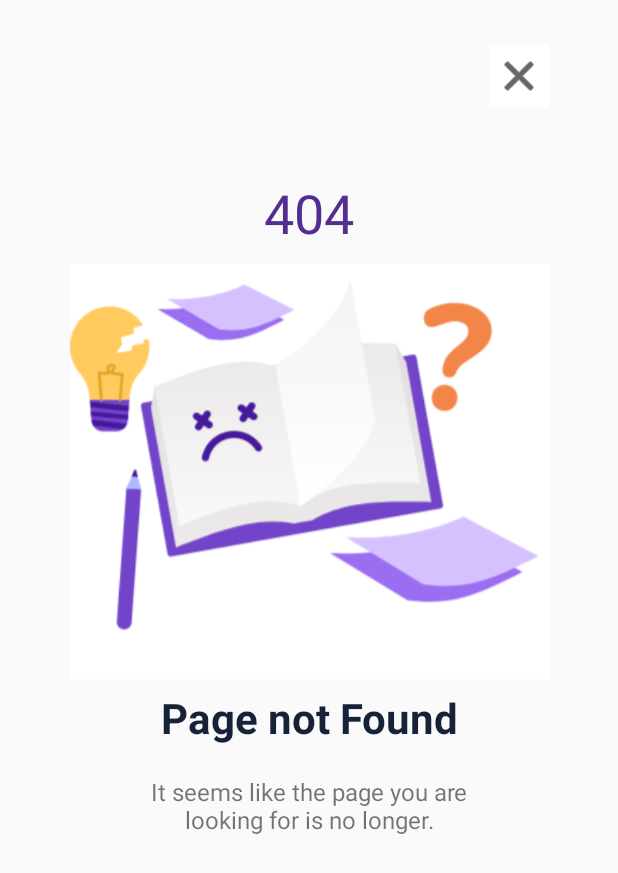
After one commit to AntLCrimson/InfoAge, an Android app: the layout lost_network.xml on its own in the app's theme, with its tools: preview values and no code run, on a phone screen of 412 x 824 dp. The commit adds this screen. Shown: the top 873 px of the screen. Run offline under Robolectric (Android 15) with nearby library versions, the phone set to English and light mode, and no system bars.

Commit message:
Lost Connection UI
Lost connection UI complete

```diff
--- a/app/src/main/java/com/tuition/infoage/HelpAndSupportActivity.java
+++ b/app/src/main/java/com/tuition/infoage/HelpAndSupportActivity.java
@@ -4,11 +4,11 @@ import androidx.appcompat.app.AppCompatActivity;
 
 import android.os.Bundle;
 
-public class HelpAndSupportActivity extends AppCompatActivity {
+public class HelpandSupportActivity extends AppCompatActivity {
 
     @Override
     protected void onCreate(Bundle savedInstanceState) {
         super.onCreate(savedInstanceState);
-        setContentView(R.layout.activity_help_and_support);
+        setContentView(R.layout.activity_helpand_support);
     }
 }
--- /dev/null
+++ b/app/src/main/res/layout/activity_stream.xml
@@ -0,0 +1,6 @@
+<?xml version="1.0" encoding="utf-8"?>
+<androidx.constraintlayout.widget.ConstraintLayout
+    xmlns:android="http://schemas.android.com/apk/res/android" android:layout_width="match_parent"
+    android:layout_height="match_parent">
+
+</androidx.constraintlayout.widget.ConstraintLayout>
--- /dev/null
+++ b/app/src/main/res/layout/activity_verify_account.xml
@@ -0,0 +1,15 @@
+<?xml version="1.0" encoding="utf-8"?>
+<androidx.constraintlayout.widget.ConstraintLayout
+    xmlns:android="http://schemas.android.com/apk/res/android"
+    xmlns:tools="http://schemas.android.com/tools"
+    android:layout_width="match_parent"
+    android:layout_height="match_parent">
+
+    <TextView
+        android:id="@+id/textView10"
+        android:layout_width="wrap_content"
+        android:layout_height="wrap_content"
+        android:text="TextView"
+        tools:layout_editor_absoluteX="79dp"
+        tools:layout_editor_absoluteY="477dp" />
+</androidx.constraintlayout.widget.ConstraintLayout>
--- /dev/null
+++ b/app/src/main/res/layout/lost_network.xml
@@ -0,0 +1,80 @@
+<?xml version="1.0" encoding="utf-8"?>
+<androidx.constraintlayout.widget.ConstraintLayout
+    xmlns:android="http://schemas.android.com/apk/res/android"
+    xmlns:app="http://schemas.android.com/apk/res-auto"
+    xmlns:tools="http://schemas.android.com/tools"
+    android:layout_width="match_parent"
+    android:layout_height="match_parent">
+
+    <TextView
+        android:id="@+id/lostConnectionTextView"
+        android:layout_width="215dp"
+        android:layout_height="56dp"
+        android:layout_marginStart="91dp"
+        android:layout_marginTop="459dp"
+        android:layout_marginEnd="91dp"
+        android:text="@string/lostConnection"
+        android:textAlignment="center"
+        android:textSize="28sp"
+        android:textStyle="bold"
+        android:textColor="@color/ConnectionLostTextFont"
+        app:layout_constraintEnd_toEndOf="parent"
+        app:layout_constraintStart_toStartOf="parent"
+        app:layout_constraintTop_toTopOf="parent" />
+
+    <TextView
+        android:id="@+id/lostConnectionTextViewBlurb"
+        android:layout_width="216dp"
+        android:layout_height="70dp"
+        android:layout_marginStart="91dp"
+        android:layout_marginTop="1dp"
+        android:layout_marginEnd="91dp"
+        android:text="@string/lostConnectionBlurb"
+        android:textAlignment="center"
+        android:textSize="16sp"
+        app:layout_constraintEnd_toEndOf="parent"
+        app:layout_constraintStart_toStartOf="parent"
+        app:layout_constraintTop_toBottomOf="@+id/lostConnectionTextView" />
+
+    <TextView
+        android:id="@+id/lostConnectionTextView404"
+        android:layout_width="116dp"
+        android:layout_height="50dp"
+        android:layout_marginStart="148dp"
+        android:layout_marginTop="117dp"
+        android:layout_marginEnd="148dp"
+        android:text="@string/lostConnection404"
+        android:textAlignment="center"
+        android:textColor="@color/ConnectionLost404Color"
+        android:textSize="36sp"
+        app:layout_constraintEnd_toEndOf="parent"
+        app:layout_constraintStart_toStartOf="parent"
+        app:layout_constraintTop_toTopOf="parent" />
+
+    <ImageView
+        android:id="@+id/lostConnectionImageView"
+        android:layout_width="319dp"
+        android:layout_height="290dp"
+        android:layout_marginStart="46dp"
+        android:layout_marginEnd="46dp"
+        app:layout_constraintBottom_toTopOf="@+id/lostConnectionTextView"
+        app:layout_constraintEnd_toEndOf="parent"
+        app:layout_constraintStart_toStartOf="parent"
+        app:srcCompat="@drawable/lostConnectionPicture" />
+
+    <ImageButton
+        android:id="@+id/imageButton2"
+        android:layout_width="40dp"
+        android:layout_height="42dp"
+        android:layout_marginStart="325dp"
+        android:layout_marginTop="29dp"
+        android:layout_marginEnd="46dp"
+        android:background="@color/BackgroundColorWhite"
+        android:foregroundTint="#000000"
+        android:tint="@color/BlackText"
+        app:layout_constraintEnd_toEndOf="parent"
+        app:layout_constraintStart_toStartOf="parent"
+        app:layout_constraintTop_toTopOf="parent"
+        app:srcCompat="@android:drawable/ic_menu_close_clear_cancel" />
+
+</androidx.constraintlayout.widget.ConstraintLayout>
--- a/app/src/main/res/values/colors.xml
+++ b/app/src/main/res/values/colors.xml
@@ -6,4 +6,10 @@
 
     //Background color
     <color name="BackgroundColorLightGrey">#D4D4D4</color>
+    <color name="BackgroundColorWhite">#FFFFFF</color>
+
+    <color name="BlackText">#000000</color>
+
+    <color name="ConnectionLostTextFont">#152238</color>
+    <color name="ConnectionLost404Color">#522e92</color>
 </resources>
--- a/app/src/main/res/values/strings.xml
+++ b/app/src/main/res/values/strings.xml
@@ -40,4 +40,12 @@
     <string name="msg1">Stay signed in with your  account to make search easier.</string>
     <string name="welcomeback">Welcome back!</string>
 
+
+    //Lost Connection
+    <string name="lostConnection">Page not Found</string>
+    <string name="lostConnectionBlurb">It seems like the page you are  looking for is no longer.</string>
+    <string name="lostConnection404">404</string>
+
+
+
 </resources>
```
Also changed, not shown: app/src/main/res/drawable/lostConnectionPicture.PNG (added), app/src/main/res/drawable/lostConnectionPicturepng.JPG (added), 1 other file.
